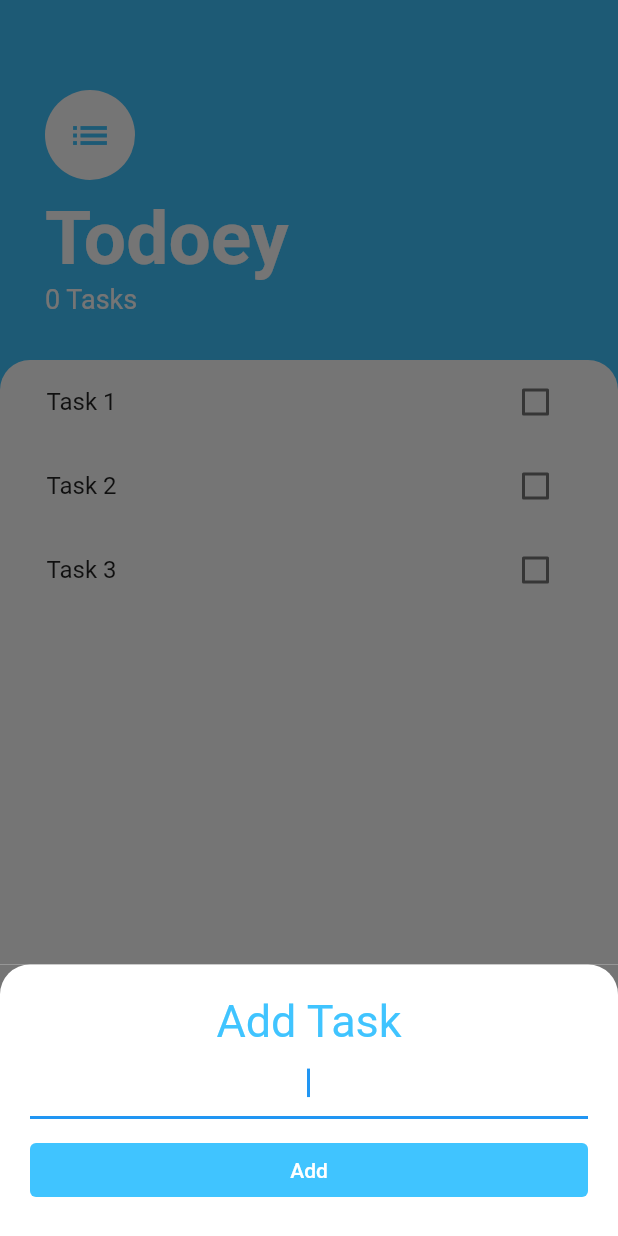
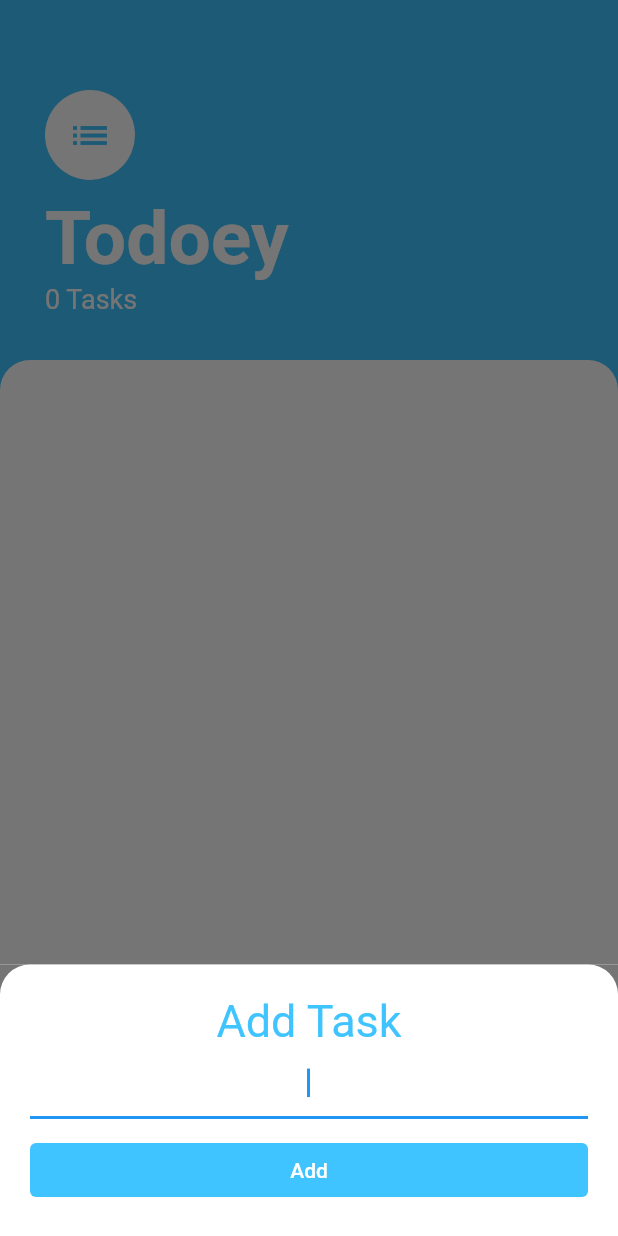
Before and after one commit to salvadorlemus/Flutter, a Flutter app: the TaskScreen screen opened directly, after a tap on the "add" icon, on a phone screen of 412 x 824 dp. Run offline on Flutter 3.47's test engine with Material 2 defaults, Android fonts, the phone set to English and light mode, and no system bars; statements that could not run were skipped.

Commit message:
Refactor code to move the Task list into an upper level in the Widget three so I can use it across diferent parts of the app. Refactor code to update the task list using callbacks.

```diff
--- a/lib/Screens/addTaskScreen.dart
+++ b/lib/Screens/addTaskScreen.dart
@@ -1,8 +1,16 @@
 import 'package:flutter/material.dart';
 
 class AddTaskScreen extends StatelessWidget {
+  const AddTaskScreen({super.key, required this.addTaskCallback});
+
+  final Function addTaskCallback;
+
   @override
   Widget build(BuildContext context) {
+    // Added late keyword to taskName variable so it doesn't complain about a
+    // null value
+    late String taskName;
+
     return Container(
       color: const Color(0xff757575),
       child: Container(
@@ -18,7 +26,7 @@ class AddTaskScreen extends StatelessWidget {
         child: Column(
           crossAxisAlignment: CrossAxisAlignment.stretch,
           children: [
-            Text(
+            const Text(
               'Add Task',
               style: TextStyle(
                 color: Colors.lightBlueAccent,
@@ -29,15 +37,14 @@ class AddTaskScreen extends StatelessWidget {
             TextField(
               autofocus: true,
               textAlign: TextAlign.center,
+              onChanged: (value) => taskName = value,
             ),
             const SizedBox(height: 10.0),
             TextButton(
               style: TextButton.styleFrom(
                 backgroundColor: Colors.lightBlueAccent,
               ),
-              onPressed: () {
-                // Add task to the list
-              },
+              onPressed: () => addTaskCallback(taskName),
               child: const Text('Add', style: TextStyle(color: Colors.white)),
             ),
           ],
--- a/lib/Screens/taskScreen.dart
+++ b/lib/Screens/taskScreen.dart
@@ -1,11 +1,27 @@
+import 'package:base/Models/task.dart';
 import 'package:base/Screens/addTaskScreen.dart';
 import 'package:flutter/material.dart';
 import 'package:base/UI/TaskList.dart';
 
-class TaskScreen extends StatelessWidget {
+class TaskScreen extends StatefulWidget {
   const TaskScreen({super.key});
 
-  final int taskCounter = 0;
+  @override
+  State<TaskScreen> createState() => _TaskScreenState();
+}
+
+class _TaskScreenState extends State<TaskScreen> {
+  List<Task> taskList = [];
+
+  void addTaskToList(String taskName) {
+    // print('addTaskToList $taskName');
+    setState(() {
+      taskList.add(Task(name: taskName));
+    });
+
+    // Hide the bottom sheet
+    Navigator.pop(context);
+  }
 
   @override
   Widget build(BuildContext context) {
@@ -39,7 +55,7 @@ class TaskScreen extends StatelessWidget {
                       fontWeight: FontWeight.w700),
                 ),
                 Text(
-                  '$taskCounter Tasks',
+                  '${taskList.length} Tasks',
                   style: const TextStyle(
                     fontSize: 18.0,
                     color: Colors.white,
@@ -60,7 +76,7 @@ class TaskScreen extends StatelessWidget {
                 ),
               ),
               child: Scrollbar(
-                child: TaskList(),
+                child: TaskList(taskList: taskList),
               ),
             ),
           )
@@ -85,7 +101,7 @@ class TaskScreen extends StatelessWidget {
             builder: (context) => SingleChildScrollView(
               padding: EdgeInsets.only(
                   bottom: MediaQuery.of(context).viewInsets.bottom),
-              child: AddTaskScreen(),
+              child: AddTaskScreen(addTaskCallback: addTaskToList),
             ),
           );
         },
--- a/lib/UI/TaskList.dart
+++ b/lib/UI/TaskList.dart
@@ -3,17 +3,16 @@ import 'package:flutter/material.dart';
 import 'package:base/UI/taskTile.dart';
 
 class TaskList extends StatefulWidget {
+  const TaskList({super.key, required this.taskList});
+
+  // Reference so we can use a task list in my constructor
+  final List<Task> taskList;
+
   @override
   _TaskListState createState() => _TaskListState();
 }
 
 class _TaskListState extends State<TaskList> {
-  List<Task> taskList = [
-    Task(name: 'Task 1'),
-    Task(name: 'Task 2'),
-    Task(name: 'Task 3'),
-  ];
-
   @override
   Widget build(BuildContext context) {
     // A list builder is used to build a list of widgets from a list of data
@@ -21,16 +20,19 @@ class _TaskListState extends State<TaskList> {
     return ListView.builder(
       itemBuilder: (context, index) {
         return TaskTile(
-          taskName: taskList[index].name,
-          isChecked: taskList[index].isDone,
+          // In order to access the taskList in the TaskTile widget we need to
+          // use the widget. prefix so it knows we are referring to the Widget that
+          // this class is extending
+          taskName: widget.taskList[index].name,
+          isChecked: widget.taskList[index].isDone,
           checkboxCallback: () {
             setState(() {
-              taskList[index].toggleDone();
+              widget.taskList[index].toggleDone();
             });
           },
         );
       },
-      itemCount: taskList.length,
+      itemCount: widget.taskList.length,
     );
   }
 }
```
